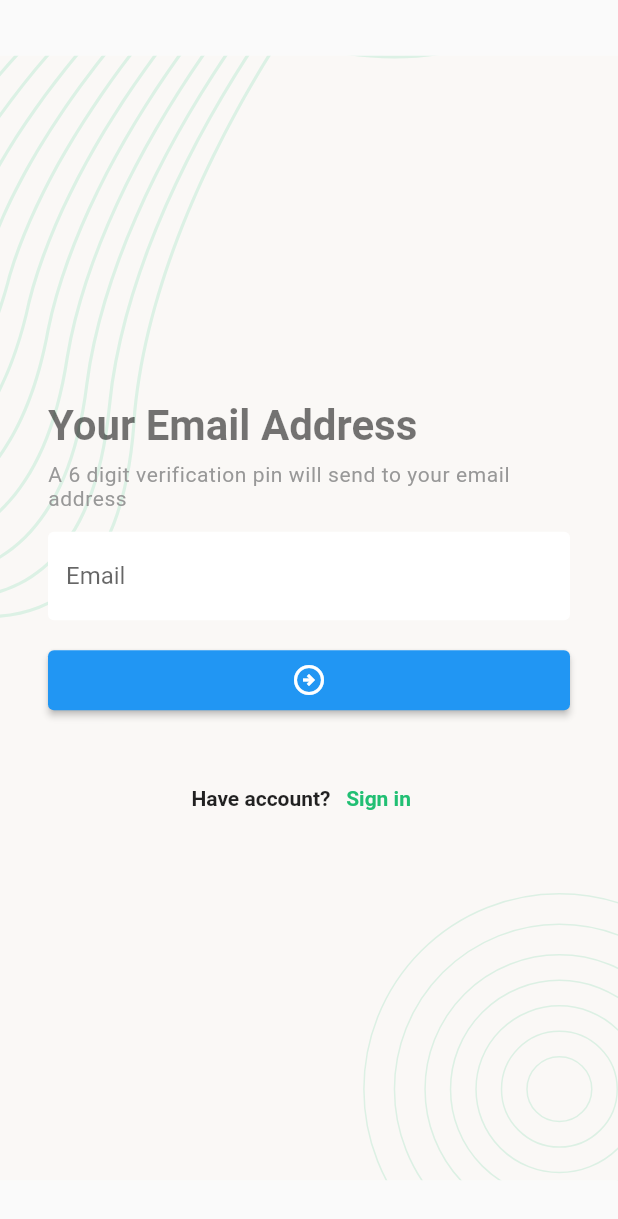
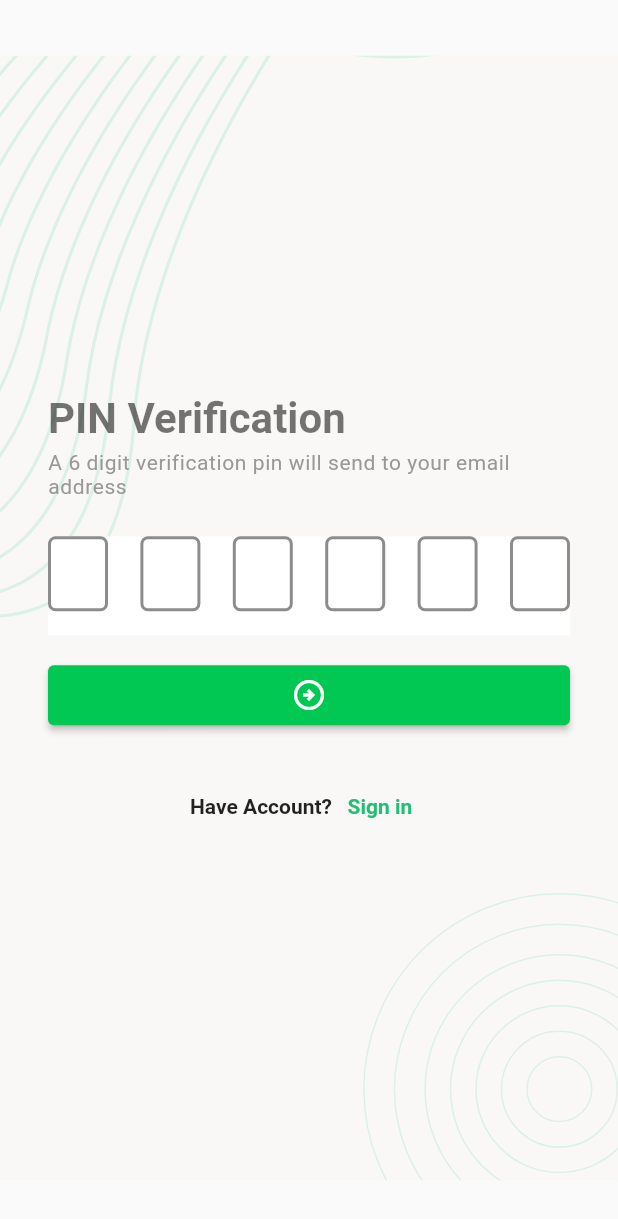
Before and after one commit to AbuRasel9/Task-Manager-2, a Flutter app: the ForgetPasswordScreen screen opened directly, after a tap on the "arrow circle right" icon, on a phone screen of 412 x 824 dp. Shown: the top 1219 px of the screen. Run offline on Flutter 3.47's test engine with Material 2 defaults, Android fonts, the phone set to English and light mode, and no system bars; drawn by our look-alikes of pin_code_fields; our stand-ins replace flutter_svg, get.

Commit message:
pin verification forget password screen ui done

```diff
--- a/lib/screens/forget_password_screen.dart
+++ b/lib/screens/forget_password_screen.dart
@@ -1,4 +1,6 @@
 import 'package:flutter/material.dart';
+import 'package:untitled1/screens/pin_verification_screen.dart';
+import 'package:untitled1/screens/set_password_screen.dart';
 import 'package:untitled1/wdgets/background_image.dart';
 import 'package:untitled1/wdgets/bottom_text.dart';
 import 'package:untitled1/wdgets/reuseable_elevated_button.dart';
@@ -46,18 +48,28 @@ class _ForgetPasswordScreenState extends State<ForgetPasswordScreen> {
 
                   //textFeild decoration using reuseable widget
                   decoration: textFeildStyle("Email"),
+                  validator: (String? text) {
+                    return null;
+                  },
                 ),
                 const SizedBox(
                   height: 20,
                 ),
-                ReuseableElevatedButton(onTap: () {}),
+                ReuseableElevatedButton(onTap: () {
+                  Navigator.push(
+                      context,
+                      MaterialPageRoute(
+                          builder: (context) => const PinVerificationScreen()));
+                }),
                 const SizedBox(
                   height: 35,
                 ),
                 //bottom text reuseable text
                 BottomText(
-                  //signin button ontap
-                    onTap: () {Navigator.pop(context);},
+                    //signin button ontap
+                    onTap: () {
+                      Navigator.pop(context);
+                    },
                     //button text
                     buttonText: "Sign in",
                     //signin button previous text
--- a/lib/screens/login_screen.dart
+++ b/lib/screens/login_screen.dart
@@ -72,8 +72,8 @@ class _LoginScreenState extends State<LoginScreen> {
                     Center(
                         child: TextButton(
                             onPressed: () {
-                              //go to forget password screen use getx for routing
-                              Get.to(ForgetPasswordScreen());
+                              //go to forget password screen
+                              Navigator.push(context, MaterialPageRoute(builder: (context)=>const ForgetPasswordScreen()));
                             },
                             child: const Text(
                               "Forget Password ?",
--- /dev/null
+++ b/lib/screens/pin_verification_screen.dart
@@ -0,0 +1,110 @@
+import 'package:flutter/material.dart';
+import 'package:pin_code_fields/pin_code_fields.dart';
+import 'package:untitled1/screens/login_screen.dart';
+import 'package:untitled1/screens/set_password_screen.dart';
+import 'package:untitled1/wdgets/background_image.dart';
+import 'package:untitled1/wdgets/bottom_text.dart';
+import 'package:untitled1/wdgets/reuseable_elevated_button.dart';
+import 'package:untitled1/wdgets/text_style.dart';
+
+class PinVerificationScreen extends StatefulWidget {
+  const PinVerificationScreen({super.key});
+
+  @override
+  State<PinVerificationScreen> createState() => _PinVerificationScreenState();
+}
+
+class _PinVerificationScreenState extends State<PinVerificationScreen> {
+  TextEditingController pinController = TextEditingController();
+
+  @override
+  Widget build(BuildContext context) {
+    return Scaffold(
+      body: BackgroundImage(
+          child: SafeArea(
+              child: Padding(
+        padding: const EdgeInsets.all(32),
+        child: Column(
+          mainAxisAlignment: MainAxisAlignment.center,
+          crossAxisAlignment: CrossAxisAlignment.start,
+          children: [
+            Text(
+              "PIN Verification",
+              style: titleTextStyle,
+            ),
+            const SizedBox(
+              height: 5,
+            ),
+            Text(
+              "A 6 digit verification pin will send to your email address",
+              style: subtitleTextStyle,
+            ),
+            //pin verification feild
+
+            const SizedBox(
+              height: 25,
+            ),
+            PinCodeTextField(
+              length: 6,
+              obscureText: false,
+              animationType: AnimationType.fade,
+              pinTheme: PinTheme(
+                //pin code border color
+                activeColor: Colors.white,
+                inactiveColor: Colors.black45,
+                selectedColor: Colors.black45,
+                //background color pin feild
+
+                activeFillColor:Colors.white,
+                inactiveFillColor: Colors.white,
+                selectedFillColor: Colors.white70,
+
+                shape: PinCodeFieldShape.box,
+                borderRadius: BorderRadius.circular(5),
+                fieldHeight: 50,
+                fieldWidth: 40,
+              ),
+              animationDuration: const Duration(milliseconds: 300),
+              backgroundColor: Colors.white,
+              enableActiveFill: true,
+              controller: pinController,
+              onCompleted: (v) {
+                print("Completed");
+              },
+              onChanged: (value) {
+                print(value);
+              },
+              appContext: context,
+            ),
+            const SizedBox(
+              height: 20,
+            ),
+
+            ReuseableElevatedButton(onTap: () {
+              Navigator.push(
+                  context,
+                  MaterialPageRoute(
+                      builder: (context) => const SetPasswordScreen()));
+
+
+            }),
+            const SizedBox(
+              height: 30,
+            ),
+            //reuse bottom text
+            BottomText(
+                onTap: () {
+                  Navigator.pushAndRemoveUntil(
+                      context, MaterialPageRoute(builder: (
+                      context) => const LoginScreen()), (
+                      route) => false);
+                },
+                buttonText: "Sign in",
+                firstText: "Have Account?")
+
+          ],
+        ),
+      ))),
+    );
+  }
+}
--- a/lib/wdgets/reuseable_elevated_button.dart
+++ b/lib/wdgets/reuseable_elevated_button.dart
@@ -12,6 +12,9 @@ class ReuseableElevatedButton extends StatelessWidget {
       height: 40,
       width: double.infinity,
       child: ElevatedButton(
+        style: ElevatedButton.styleFrom(
+          backgroundColor:Colors.greenAccent.shade700,
+        ),
         onPressed: onTap,
         child: const Icon(
           Icons.arrow_circle_right_outlined,
--- a/pubspec.yaml
+++ b/pubspec.yaml
@@ -39,6 +39,7 @@ dependencies:
   # The following adds the Cupertino Icons font to your application.
   # Use with the CupertinoIcons class for iOS style icons.
   cupertino_icons: ^1.0.2
+  pin_code_fields: ^8.0.1
 
 dev_dependencies:
   flutter_test:
```
Also changed, not shown: lib/screens/set_password_screen.dart (added, +90 -0 lines), pubspec.lock.
